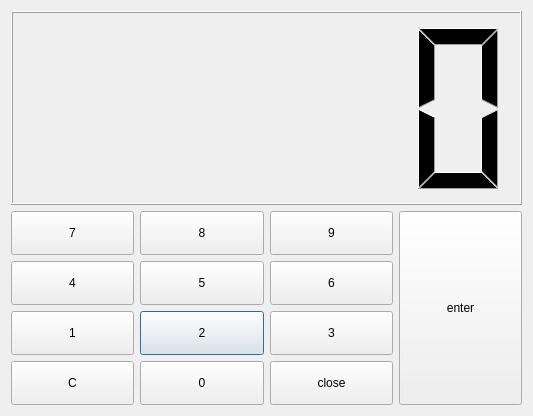
Before: the Qt Designer form soft/kitchen/guiKitchen/keypad.ui in PaulWozny/AA1, drawn with Qt 5.
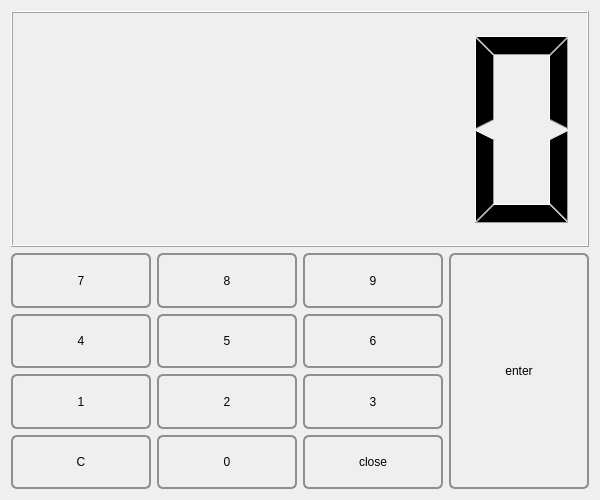
After: the same form once the commit is applied.

```diff
--- a/soft/kitchen/guiKitchen/keypad.ui
+++ b/soft/kitchen/guiKitchen/keypad.ui
@@ -6,10 +6,22 @@
    <rect>
     <x>0</x>
     <y>0</y>
-    <width>533</width>
-    <height>416</height>
+    <width>600</width>
+    <height>500</height>
    </rect>
   </property>
+  <property name="minimumSize">
+   <size>
+    <width>600</width>
+    <height>500</height>
+   </size>
+  </property>
+  <property name="maximumSize">
+   <size>
+    <width>600</width>
+    <height>500</height>
+   </size>
+  </property>
   <property name="windowTitle">
    <string>Dialog</string>
   </property>
@@ -27,6 +39,19 @@
          <verstretch>0</verstretch>
         </sizepolicy>
        </property>
+       <property name="styleSheet">
+        <string notr="true">QPushButton {
+    border: 2px solid #8f8f91;
+    border-radius: 6px;
+    background-color: qlineargradient(x1: 0, y1: 0, x2: 0, y2: 1,
+                                      stop: 0 #f6f7fa, stop: 1 #dadbde);
+}
+
+QPushButton:pressed {
+    background-color: qlineargradient(x1: 0, y1: 0, x2: 0, y2: 1,
+                                      stop: 0 #dadbde, stop: 1 #f6f7fa);
+}</string>
+       </property>
        <property name="text">
         <string>2</string>
        </property>
@@ -40,6 +65,19 @@
          <verstretch>0</verstretch>
         </sizepolicy>
        </property>
+       <property name="styleSheet">
+        <string notr="true">QPushButton {
+    border: 2px solid #8f8f91;
+    border-radius: 6px;
+    background-color: qlineargradient(x1: 0, y1: 0, x2: 0, y2: 1,
+                                      stop: 0 #f6f7fa, stop: 1 #dadbde);
+}
+
+QPushButton:pressed {
+    background-color: qlineargradient(x1: 0, y1: 0, x2: 0, y2: 1,
+                                      stop: 0 #dadbde, stop: 1 #f6f7fa);
+}</string>
+       </property>
        <property name="text">
         <string>3</string>
        </property>
@@ -53,6 +91,19 @@
          <verstretch>0</verstretch>
         </sizepolicy>
        </property>
+       <property name="styleSheet">
+        <string notr="true">QPushButton {
+    border: 2px solid #8f8f91;
+    border-radius: 6px;
+    background-color: qlineargradient(x1: 0, y1: 0, x2: 0, y2: 1,
+                                      stop: 0 #f6f7fa, stop: 1 #dadbde);
+}
+
+QPushButton:pressed {
+    background-color: qlineargradient(x1: 0, y1: 0, x2: 0, y2: 1,
+                                      stop: 0 #dadbde, stop: 1 #f6f7fa);
+}</string>
+       </property>
        <property name="text">
         <string>1</string>
        </property>
@@ -66,6 +117,19 @@
          <verstretch>0</verstretch>
         </sizepolicy>
        </property>
+       <property name="styleSheet">
+        <string notr="true">QPushButton {
+    border: 2px solid #8f8f91;
+    border-radius: 6px;
+    background-color: qlineargradient(x1: 0, y1: 0, x2: 0, y2: 1,
+                                      stop: 0 #f6f7fa, stop: 1 #dadbde);
+}
+
+QPushButton:pressed {
+    background-color: qlineargradient(x1: 0, y1: 0, x2: 0, y2: 1,
+                                      stop: 0 #dadbde, stop: 1 #f6f7fa);
+}</string>
+       </property>
        <property name="text">
         <string>4</string>
        </property>
@@ -79,6 +143,19 @@
          <verstretch>0</verstretch>
         </sizepolicy>
        </property>
+       <property name="styleSheet">
+        <string notr="true">QPushButton {
+    border: 2px solid #8f8f91;
+    border-radius: 6px;
+    background-color: qlineargradient(x1: 0, y1: 0, x2: 0, y2: 1,
+                                      stop: 0 #f6f7fa, stop: 1 #dadbde);
+}
+
+QPushButton:pressed {
+    background-color: qlineargradient(x1: 0, y1: 0, x2: 0, y2: 1,
+                                      stop: 0 #dadbde, stop: 1 #f6f7fa);
+}</string>
+       </property>
        <property name="text">
         <string>9</string>
        </property>
@@ -92,6 +169,19 @@
          <verstretch>0</verstretch>
         </sizepolicy>
        </property>
+       <property name="styleSheet">
+        <string notr="true">QPushButton {
+    border: 2px solid #8f8f91;
+    border-radius: 6px;
+    background-color: qlineargradient(x1: 0, y1: 0, x2: 0, y2: 1,
+                                      stop: 0 #f6f7fa, stop: 1 #dadbde);
+}
+
+QPushButton:pressed {
+    background-color: qlineargradient(x1: 0, y1: 0, x2: 0, y2: 1,
+                                      stop: 0 #dadbde, stop: 1 #f6f7fa);
+}</string>
+       </property>
        <property name="text">
         <string>5</string>
        </property>
@@ -105,6 +195,19 @@
          <verstretch>0</verstretch>
         </sizepolicy>
        </property>
+       <property name="styleSheet">
+        <string notr="true">QPushButton {
+    border: 2px solid #8f8f91;
+    border-radius: 6px;
+    background-color: qlineargradient(x1: 0, y1: 0, x2: 0, y2: 1,
+                                      stop: 0 #f6f7fa, stop: 1 #dadbde);
+}
+
+QPushButton:pressed {
+    background-color: qlineargradient(x1: 0, y1: 0, x2: 0, y2: 1,
+                                      stop: 0 #dadbde, stop: 1 #f6f7fa);
+}</string>
+       </property>
        <property name="text">
         <string>6</string>
        </property>
@@ -118,6 +221,19 @@
          <verstretch>0</verstretch>
         </sizepolicy>
        </property>
+       <property name="styleSheet">
+        <string notr="true">QPushButton {
+    border: 2px solid #8f8f91;
+    border-radius: 6px;
+    background-color: qlineargradient(x1: 0, y1: 0, x2: 0, y2: 1,
+                                      stop: 0 #f6f7fa, stop: 1 #dadbde);
+}
+
+QPushButton:pressed {
+    background-color: qlineargradient(x1: 0, y1: 0, x2: 0, y2: 1,
+                                      stop: 0 #dadbde, stop: 1 #f6f7fa);
+}</string>
+       </property>
        <property name="text">
         <string>7</string>
        </property>
@@ -131,6 +247,19 @@
          <verstretch>0</verstretch>
         </sizepolicy>
        </property>
+       <property name="styleSheet">
+        <string notr="true">QPushButton {
+    border: 2px solid #8f8f91;
+    border-radius: 6px;
+    background-color: qlineargradient(x1: 0, y1: 0, x2: 0, y2: 1,
+                                      stop: 0 #f6f7fa, stop: 1 #dadbde);
+}
+
+QPushButton:pressed {
+    background-color: qlineargradient(x1: 0, y1: 0, x2: 0, y2: 1,
+                                      stop: 0 #dadbde, stop: 1 #f6f7fa);
+}</string>
+       </property>
        <property name="text">
         <string>8</string>
        </property>
@@ -144,6 +273,19 @@
          <verstretch>0</verstretch>
         </sizepolicy>
        </property>
+       <property name="styleSheet">
+        <string notr="true">QPushButton {
+    border: 2px solid #8f8f91;
+    border-radius: 6px;
+    background-color: qlineargradient(x1: 0, y1: 0, x2: 0, y2: 1,
+                                      stop: 0 #f6f7fa, stop: 1 #dadbde);
+}
+
+QPushButton:pressed {
+    background-color: qlineargradient(x1: 0, y1: 0, x2: 0, y2: 1,
+                                      stop: 0 #dadbde, stop: 1 #f6f7fa);
+}</string>
+       </property>
        <property name="text">
         <string>0</string>
        </property>
@@ -157,6 +299,19 @@
          <verstretch>0</verstretch>
         </sizepolicy>
        </property>
+       <property name="styleSheet">
+        <string notr="true">QPushButton {
+    border: 2px solid #8f8f91;
+    border-radius: 6px;
+    background-color: qlineargradient(x1: 0, y1: 0, x2: 0, y2: 1,
+                                      stop: 0 #f6f7fa, stop: 1 #dadbde);
+}
+
+QPushButton:pressed {
+    background-color: qlineargradient(x1: 0, y1: 0, x2: 0, y2: 1,
+                                      stop: 0 #dadbde, stop: 1 #f6f7fa);
+}</string>
+       </property>
        <property name="text">
         <string>C</string>
        </property>
@@ -170,6 +325,19 @@
          <verstretch>0</verstretch>
         </sizepolicy>
        </property>
+       <property name="styleSheet">
+        <string notr="true">QPushButton {
+    border: 2px solid #8f8f91;
+    border-radius: 6px;
+    background-color: qlineargradient(x1: 0, y1: 0, x2: 0, y2: 1,
+                                      stop: 0 #f6f7fa, stop: 1 #dadbde);
+}
+
+QPushButton:pressed {
+    background-color: qlineargradient(x1: 0, y1: 0, x2: 0, y2: 1,
+                                      stop: 0 #dadbde, stop: 1 #f6f7fa);
+}</string>
+       </property>
        <property name="text">
         <string>close</string>
        </property>
@@ -183,6 +351,19 @@
          <verstretch>0</verstretch>
         </sizepolicy>
        </property>
+       <property name="styleSheet">
+        <string notr="true">QPushButton {
+    border: 2px solid #8f8f91;
+    border-radius: 6px;
+    background-color: qlineargradient(x1: 0, y1: 0, x2: 0, y2: 1,
+                                      stop: 0 #f6f7fa, stop: 1 #dadbde);
+}
+
+QPushButton:pressed {
+    background-color: qlineargradient(x1: 0, y1: 0, x2: 0, y2: 1,
+                                      stop: 0 #dadbde, stop: 1 #f6f7fa);
+}</string>
+       </property>
        <property name="text">
         <string>enter</string>
        </property>
```
